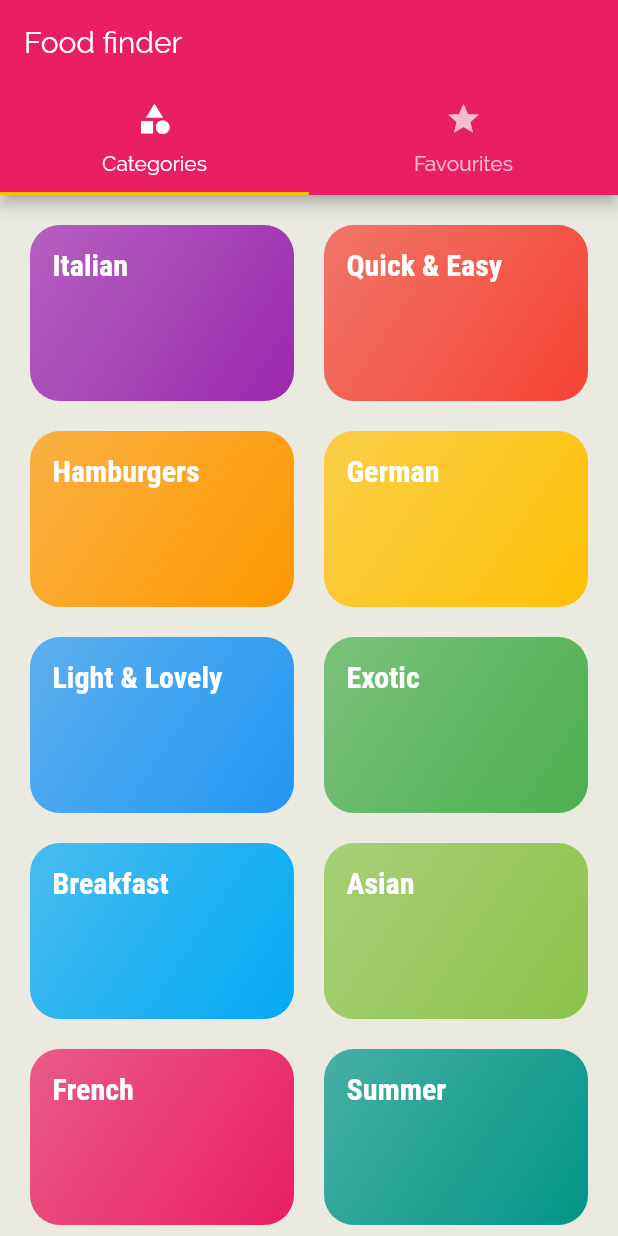
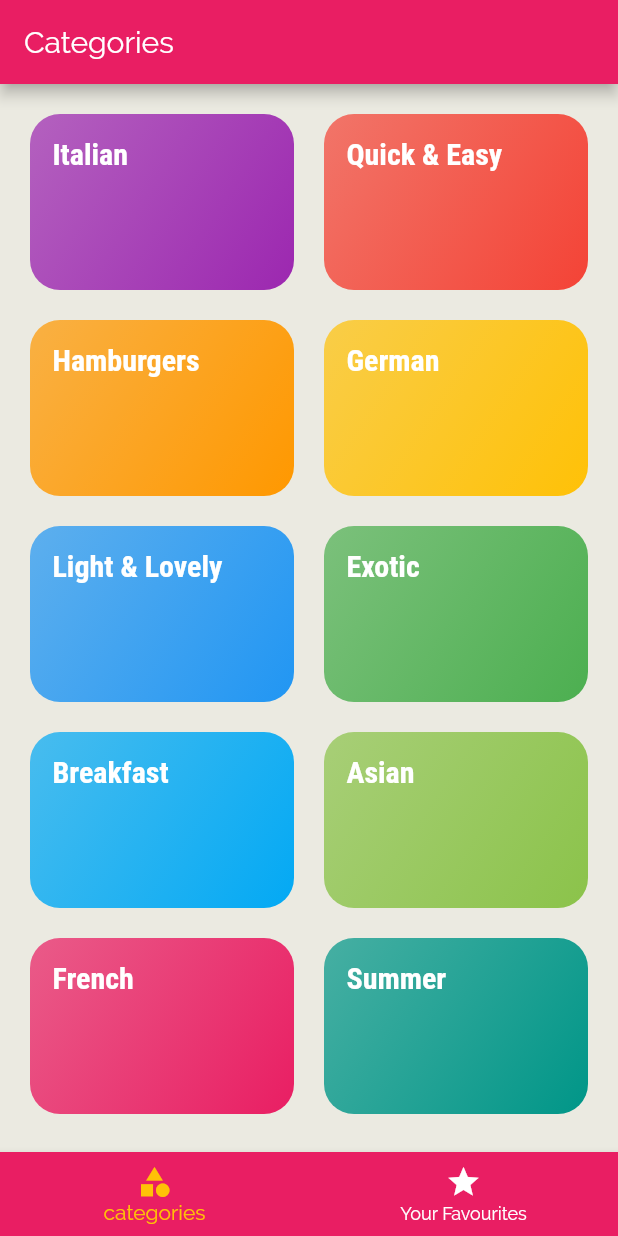
Before and after one commit to absolute-nil/Food-Finder, a Flutter app: the screen it shows after launch, on a phone screen of 412 x 824 dp. Run offline on Flutter 3.47's test engine with Material 2 defaults, Android fonts, the phone set to English and light mode, and no system bars.

```diff
--- a/lib/screens/tabs_screen.dart
+++ b/lib/screens/tabs_screen.dart
@@ -8,30 +8,41 @@ class TabsScreen extends StatefulWidget {
 }
 
 class _TabsScreenState extends State<TabsScreen> {
+  int _selctedScreenIndex = 0;
+
+  final List<Map<String,Object>> _screens = [
+    {'page': CategoriesScreen(), 'title': 'Categories'},
+    { 'page': FavouritesScreen(), 'title': 'favourites'}
+  ];
+
+  void _selectScreen(int index){
+    setState(() {
+      _selctedScreenIndex = index;
+    });
+  }
   @override
   Widget build(BuildContext context) {
-    return DefaultTabController(
-      child: Scaffold(
-        appBar: AppBar(title: Text("Food finder"),
-        bottom: TabBar(tabs: <Widget>[
-          Tab(
+    return  Scaffold(
+        appBar: AppBar(title: Text(_screens[_selctedScreenIndex]['title'])),
+        body: _screens[_selctedScreenIndex]['page'],
+        bottomNavigationBar: BottomNavigationBar(
+          backgroundColor: Theme.of(context).primaryColor,
+          elevation: 4,
+          selectedItemColor: Theme.of(context).accentColor,
+          unselectedItemColor: Colors.white,
+          currentIndex: _selctedScreenIndex,
+          onTap: _selectScreen,
+          items: [
+          BottomNavigationBarItem(
             icon: Icon(Icons.category),
-            text: "Categories",
+            title: Text("categories")
           ),
-          Tab(
-            icon: Icon(Icons.star),
-            text: "Favourites",
+          BottomNavigationBarItem(
+              icon: Icon(Icons.star),
+              title: Text("Your Favourites")
           )
-          ]
-          )
-        ),
-        body: TabBarView(
-            children:<Widget>[
-          CategoriesScreen(),
-          FavouritesScreen()
-        ]),
-      ),
-      length: 2,
+
+        ],),
     );
   }
 }
```
